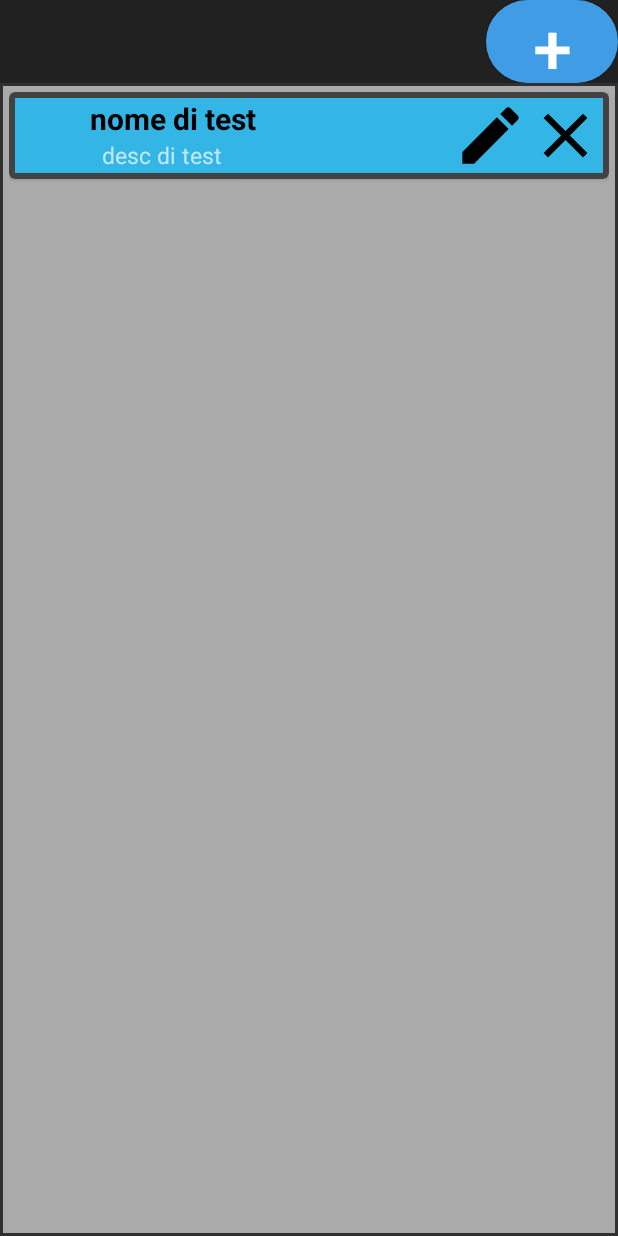
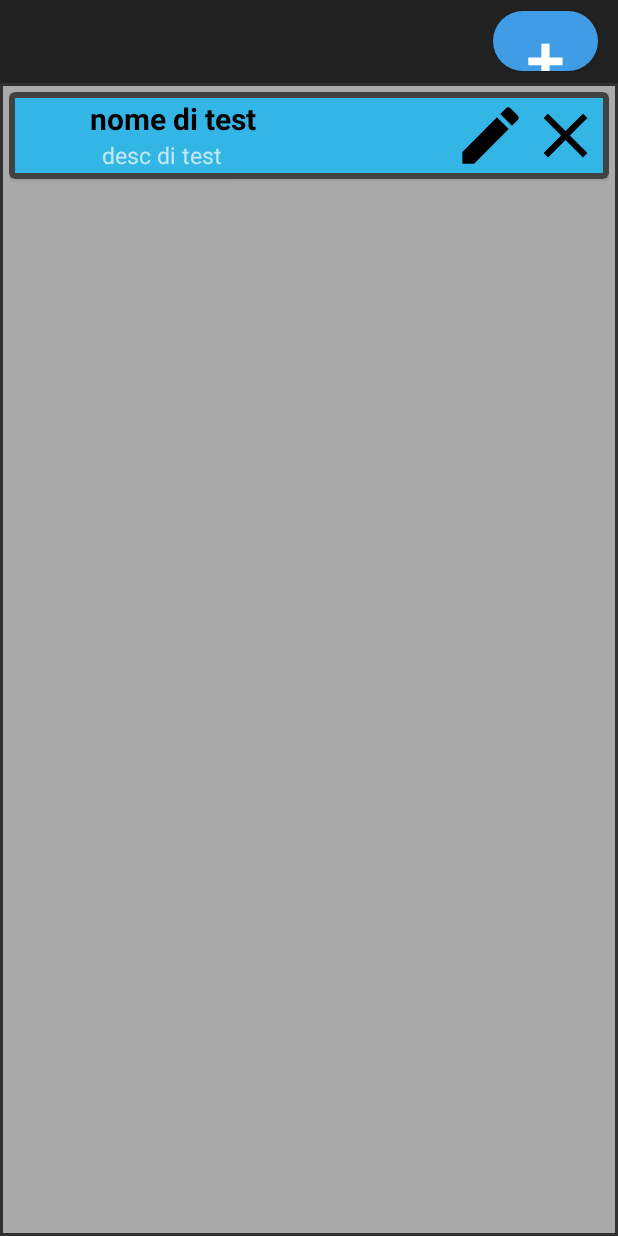
Before and after one commit to DanieleFerrillo/AppShopList, an Android app: the screen it shows after launch (MainActivity), on a phone screen of 412 x 824 dp. Run offline under Robolectric (Android 15) with nearby library versions, the phone set to English and light mode, and no system bars.

Commit message:
+
position

```diff
--- a/app/src/main/res/layout/toolbar.xml
+++ b/app/src/main/res/layout/toolbar.xml
@@ -2,22 +2,24 @@
 <LinearLayout xmlns:android="http://schemas.android.com/apk/res/android"
     android:layout_width="match_parent"
     android:layout_height="55dp"
-    android:background="#ffffff">
+    android:background="?attr/colorPrimary">
 
 
     <androidx.appcompat.widget.Toolbar
         android:id="@+id/toolbar1"
         android:layout_width="match_parent"
         android:layout_height="wrap_content"
+        android:layout_marginRight="20px"
         android:background="?attr/colorPrimary">
+
         <Button
             android:id="@+id/btn_aggiungi"
-        android:layout_width="wrap_content"
-        android:layout_height="wrap_content"
+            android:layout_width="70sp"
+            android:layout_height="40sp"
+            android:layout_gravity="right"
+            android:background="@drawable/bottone_arrotondato"
             android:text="+"
-        android:textSize="70px"
-        android:background="@drawable/bottone_arrotondato"
-        android:layout_gravity="right"/>
+            android:textSize="70px" />
     </androidx.appcompat.widget.Toolbar>
 
 </LinearLayout>
```
Lines whose indentation alone changed are shown as unchanged.
